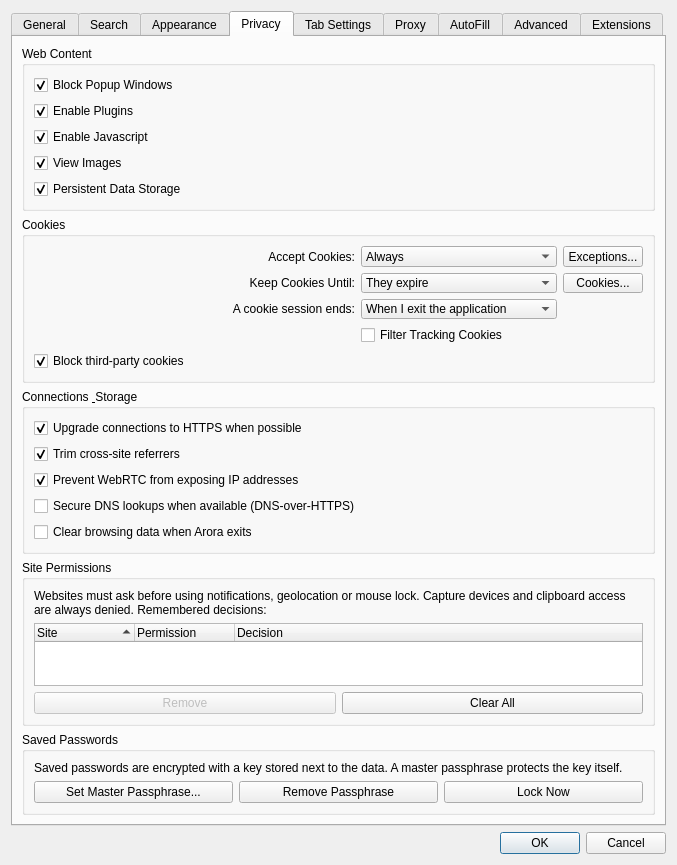
First picture: the form in src/settings.ui, repository IT-Space-2026/arktos, before the edit.
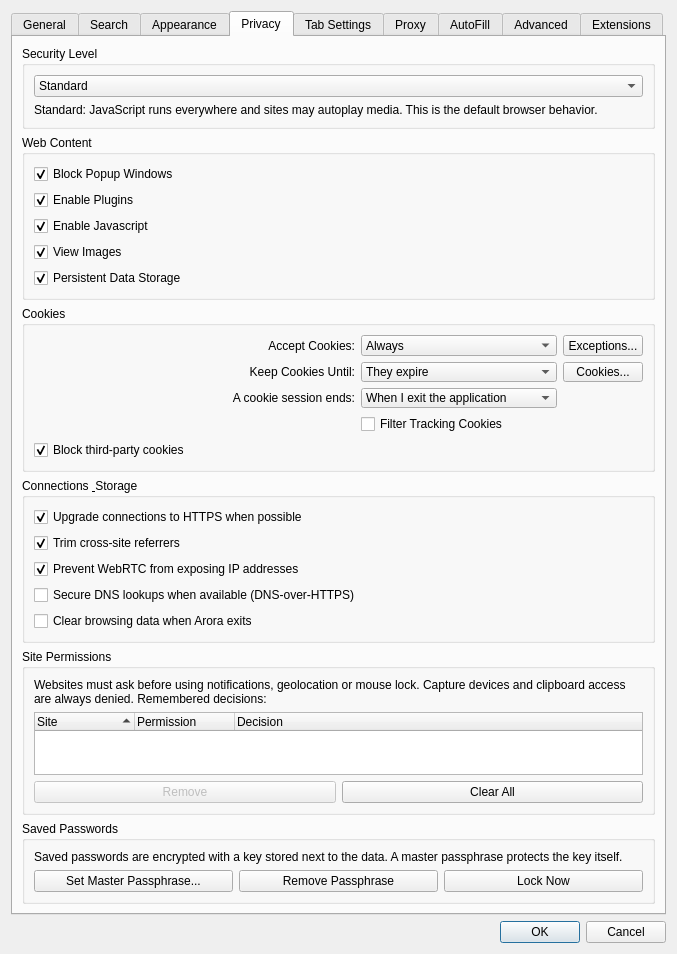
Second picture: the form after the edit. The open tabs and pages were chosen to show the change.

Commit message: SECLVL: Mullvad-style security tiers in Privacy settings

What changed in the file:
```diff
--- a/src/settings.ui
+++ b/src/settings.ui
@@ -530,6 +530,47 @@
        <string>Privacy</string>
       </attribute>
       <layout class="QVBoxLayout" name="verticalLayout_3">
+       <item>
+        <widget class="QGroupBox" name="securityLevelGroupBox">
+         <property name="title">
+          <string>Security Level</string>
+         </property>
+         <layout class="QVBoxLayout">
+          <item>
+           <widget class="QComboBox" name="securityLevelCombo">
+            <property name="toolTip">
+             <string>Standard is the default browser behavior. Safer keeps JavaScript off pages loaded over plain HTTP and makes media click-to-play. Safest disables JavaScript everywhere.</string>
+            </property>
+            <item>
+             <property name="text">
+              <string>Standard</string>
+             </property>
+            </item>
+            <item>
+             <property name="text">
+              <string>Safer</string>
+             </property>
+            </item>
+            <item>
+             <property name="text">
+              <string>Safest</string>
+             </property>
+            </item>
+           </widget>
+          </item>
+          <item>
+           <widget class="QLabel" name="securityLevelHint">
+            <property name="text">
+             <string>Standard: JavaScript runs everywhere and sites may autoplay media. This is the default browser behavior.</string>
+            </property>
+            <property name="wordWrap">
+             <bool>true</bool>
+            </property>
+           </widget>
+          </item>
+         </layout>
+        </widget>
+       </item>
        <item>
         <widget class="QGroupBox" name="groupBox">
          <property name="title">
```
Left out of the diff: 1 changed line with no effect on the pictures. The commit also changes 12 other files.
